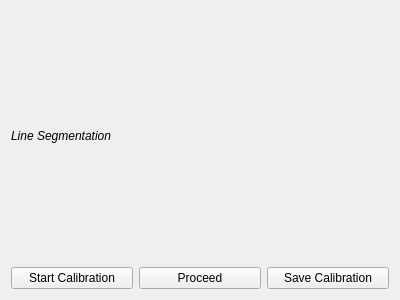
This is gui/config/CCalibFromLinesConfig.ui in MRPT/autocalib-sensor-extrinsics as Qt 5 draws it before an edit. The edited form follows.
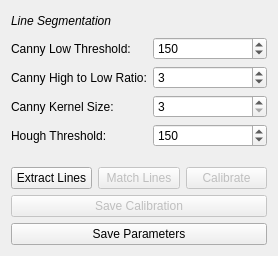
This is the edited form.

Commit message:
Add 2d line extraction and visualization
* Integrated line segmentation with gui, runs properly
* Added code for visualization of the extracted 2d line segments on images but mrpt
img causes a crash when it is being released
* Cleaned rotation estimation from planes, error still always increases

Patch:
```diff
--- a/gui/config/CCalibFromLinesConfig.ui
+++ b/gui/config/CCalibFromLinesConfig.ui
@@ -6,8 +6,8 @@
    <rect>
     <x>0</x>
     <y>0</y>
-    <width>400</width>
-    <height>300</height>
+    <width>278</width>
+    <height>256</height>
    </rect>
   </property>
   <property name="windowTitle">
@@ -15,9 +15,9 @@
   </property>
   <layout class="QVBoxLayout" name="verticalLayout">
    <item>
-    <layout class="QHBoxLayout" name="segment_group_label">
-     <item>
-      <widget class="QLabel" name="label">
+    <layout class="QFormLayout" name="formLayout">
+     <item row="0" column="0">
+      <widget class="QLabel" name="segment_label">
        <property name="text">
         <string>&lt;html&gt;&lt;head/&gt;&lt;body&gt;&lt;p&gt;&lt;span style=&quot; font-style:italic;&quot;&gt;Line Segmentation&lt;/span&gt;&lt;/p&gt;&lt;/body&gt;&lt;/html&gt;</string>
        </property>
@@ -26,7 +26,7 @@
        </property>
       </widget>
      </item>
-     <item>
+     <item row="0" column="1">
       <spacer name="label_spacer">
        <property name="orientation">
         <enum>Qt::Horizontal</enum>
@@ -39,6 +39,92 @@
        </property>
       </spacer>
      </item>
+     <item row="1" column="0">
+      <widget class="QLabel" name="clow_threshold_label">
+       <property name="text">
+        <string>Canny Low Threshold:</string>
+       </property>
+      </widget>
+     </item>
+     <item row="1" column="1">
+      <widget class="QSpinBox" name="clow_threshold_sbox">
+       <property name="minimum">
+        <number>0</number>
+       </property>
+       <property name="maximum">
+        <number>200</number>
+       </property>
+       <property name="singleStep">
+        <number>10</number>
+       </property>
+       <property name="value">
+        <number>150</number>
+       </property>
+      </widget>
+     </item>
+     <item row="2" column="0">
+      <widget class="QLabel" name="chighlowratio_label">
+       <property name="text">
+        <string>Canny High to Low Ratio:</string>
+       </property>
+      </widget>
+     </item>
+     <item row="2" column="1">
+      <widget class="QSpinBox" name="chightolow_ratio_sbox">
+       <property name="minimum">
+        <number>2</number>
+       </property>
+       <property name="maximum">
+        <number>5</number>
+       </property>
+       <property name="value">
+        <number>3</number>
+       </property>
+      </widget>
+     </item>
+     <item row="3" column="0">
+      <widget class="QLabel" name="ckernel_size_label">
+       <property name="text">
+        <string>Canny Kernel Size:</string>
+       </property>
+      </widget>
+     </item>
+     <item row="3" column="1">
+      <widget class="QSpinBox" name="ckernel_size_sbox">
+       <property name="minimum">
+        <number>3</number>
+       </property>
+       <property name="maximum">
+        <number>1000</number>
+       </property>
+       <property name="singleStep">
+        <number>12</number>
+       </property>
+       <property name="value">
+        <number>3</number>
+       </property>
+      </widget>
+     </item>
+     <item row="4" column="0">
+      <widget class="QLabel" name="label">
+       <property name="text">
+        <string>Hough Threshold:</string>
+       </property>
+      </widget>
+     </item>
+     <item row="4" column="1">
+      <widget class="QSpinBox" name="hthreshold_sbox">
+       <property name="maximum">
+        <number>500</number>
+       </property>
+       <property name="singleStep">
+        <number>10</number>
+       </property>
+       <property name="value">
+        <number>150</number>
+       </property>
+      </widget>
+     </item>
     </layout>
    </item>
    <item>
@@ -46,26 +132,49 @@
      <item>
       <widget class="QPushButton" name="start_calib_button">
        <property name="text">
-        <string>Start Calibration</string>
+        <string>Extract Lines</string>
        </property>
       </widget>
      </item>
      <item>
-      <widget class="QPushButton" name="proceed_calib_button">
+      <widget class="QPushButton" name="match_lines_button">
+       <property name="enabled">
+        <bool>false</bool>
+       </property>
        <property name="text">
-        <string>Proceed</string>
+        <string>Match Lines</string>
        </property>
       </widget>
      </item>
      <item>
-      <widget class="QPushButton" name="save_calib_button">
+      <widget class="QPushButton" name="calib_button">
+       <property name="enabled">
+        <bool>false</bool>
+       </property>
        <property name="text">
-        <string>Save Calibration</string>
+        <string>Calibrate</string>
        </property>
       </widget>
      </item>
     </layout>
    </item>
+   <item>
+    <widget class="QPushButton" name="save_calib_button">
+     <property name="enabled">
+      <bool>false</bool>
+     </property>
+     <property name="text">
+      <string>Save Calibration</string>
+     </property>
+    </widget>
+   </item>
+   <item>
+    <widget class="QPushButton" name="save_params_button">
+     <property name="text">
+      <string>Save Parameters</string>
+     </property>
+    </widget>
+   </item>
   </layout>
  </widget>
  <resources/>
```
Left out of the diff: 2 changed lines with no effect on the pictures. The commit also changes 21 other files.
